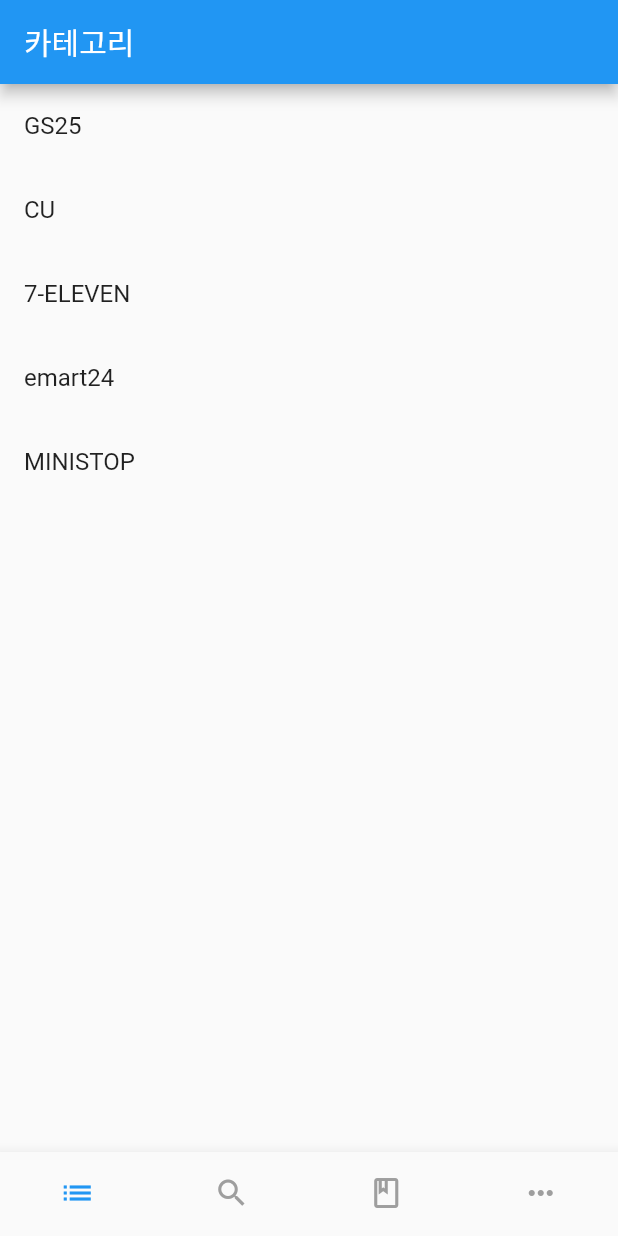
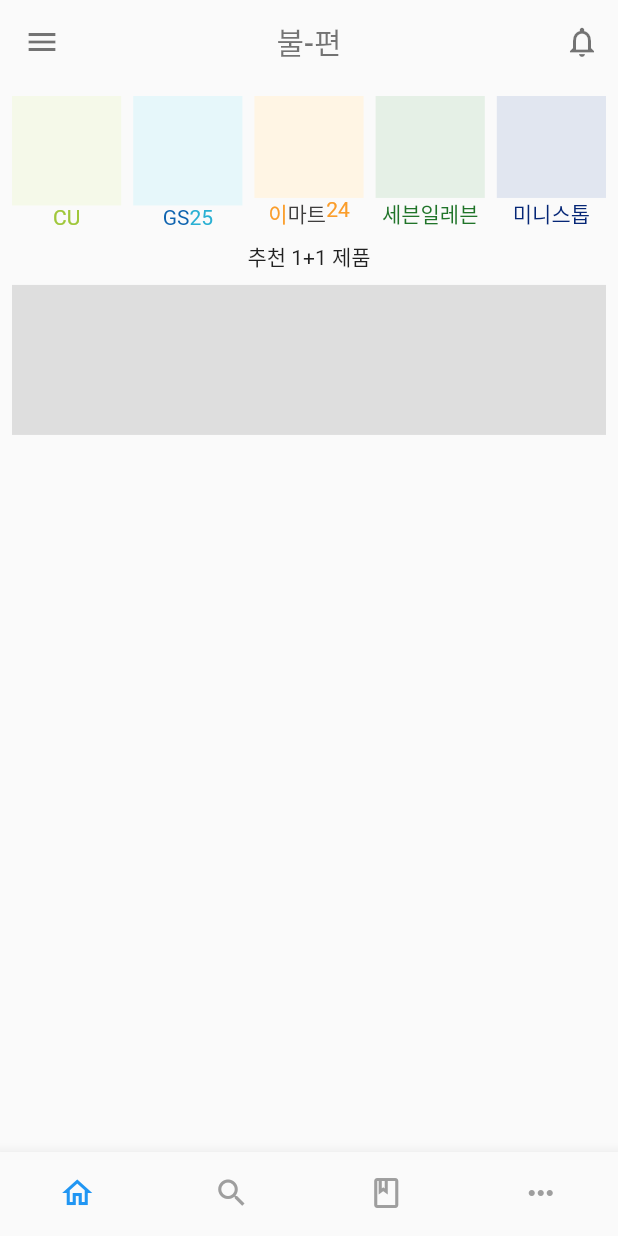
Before and after one commit to junhaesung/nplusone-client, a Flutter app: the screen it shows after launch, on a phone screen of 412 x 824 dp. Run offline on Flutter 3.47's test engine with Material 2 defaults, Android fonts, the phone set to English and light mode, and no system bars; our stand-ins replace firebase_analytics, firebase_auth, firebase_core, firebase_messaging, flutter_bloc, infinite_scroll_pagination and 1 more; accounts and stored records are empty; network calls fail.

Commit message:
feat: home layout 추가 (#13)
* feat: 첫페이지 category -> home 으로 이름 변경

* feat: home widget 추가

* feat: home icon 변경

* feat: 편의점 버튼 gridview 로 변경

```diff
--- /dev/null
+++ b/lib/view/appbar/nplusone_app_bar.dart
@@ -0,0 +1,45 @@
+import 'package:flutter/material.dart';
+
+class NplusoneAppBar {
+  static PreferredSizeWidget home() {
+    return _default();
+  }
+
+  static PreferredSizeWidget search() {
+    return _default();
+  }
+
+  static PreferredSizeWidget item() {
+    return _default();
+  }
+
+  static PreferredSizeWidget more() {
+    return _default();
+  }
+
+  static PreferredSizeWidget _default() {
+    return AppBar(
+      leading: const Icon(
+        Icons.menu,
+        color: Colors.black54,
+      ),
+      title: const Text(
+        '불-편',
+        style: TextStyle(color: Colors.black54),
+      ),
+      centerTitle: true,
+      actions: [
+        IconButton(
+          onPressed: () {},
+          icon: const Icon(
+            Icons.notifications_outlined,
+            color: Colors.black54,
+          ),
+        ),
+      ],
+      backgroundColor: Colors.transparent,
+      // Remove shadow
+      elevation: 0,
+    );
+  }
+}
--- a/lib/view/category_view.dart
+++ /dev/null
@@ -1,38 +0,0 @@
-import 'package:flutter/material.dart';
-import 'package:nplusone/domain/store_type.dart';
-import 'package:nplusone/view/item_list_view.dart';
-import 'package:nplusone/view/navigation/bottom_tab_bar.dart';
-
-class CategoryView extends StatelessWidget {
-  const CategoryView({Key? key}) : super(key: key);
-
-  @override
-  Widget build(BuildContext context) {
-    return Scaffold(
-      appBar: AppBar(
-        title: const Text('카테고리'),
-      ),
-      body: _getListView(),
-      bottomNavigationBar: const BottomTabBar(),
-    );
-  }
-
-  Widget _getListView() {
-    return ListView.builder(
-      itemCount: StoreType.values.length,
-      itemBuilder: (BuildContext context, int index) {
-        final storeType = StoreType.values[index];
-        return ListTile(
-          title: Text(storeType.getName()),
-          onTap: () {
-            Navigator.of(context).push(
-              MaterialPageRoute(builder: (context) => ItemListView(
-                storeType: storeType,
-              )),
-            );
-          },
-        );
-      },
-    );
-  }
-}
--- /dev/null
+++ b/lib/view/home_view.dart
@@ -0,0 +1,186 @@
+import 'package:flutter/material.dart';
+import 'package:nplusone/view/appbar/nplusone_app_bar.dart';
+import 'package:nplusone/view/navigation/bottom_tab_bar.dart';
+
+class HomeView extends StatelessWidget {
+  const HomeView({Key? key}) : super(key: key);
+
+  @override
+  Widget build(BuildContext context) {
+    return Scaffold(
+      appBar: NplusoneAppBar.home(),
+      body: _getBody(),
+      bottomNavigationBar: const BottomTabBar(),
+    );
+  }
+
+  Widget _getBody() {
+    return SingleChildScrollView(
+      child: Column(
+        children: [
+          _getStoreTabWidget(),
+          _getRecommendedItems(),
+          _getBannerWidget(),
+        ],
+      ),
+    );
+  }
+
+  Widget _getStoreTabWidget() {
+    final tabData = [
+      StoreTabData(
+        title: Row(
+          mainAxisAlignment: MainAxisAlignment.center,
+          crossAxisAlignment: CrossAxisAlignment.start,
+          children: const [
+            Text(
+              'CU',
+              style: TextStyle(
+                color: Color.fromRGBO(160, 199, 59, 1.0),
+                fontSize: 14,
+              ),
+            ),
+          ],
+        ),
+        color: const Color.fromRGBO(245, 249, 233, 1.0),
+      ),
+      StoreTabData(
+        title: Row(
+          mainAxisAlignment: MainAxisAlignment.center,
+          crossAxisAlignment: CrossAxisAlignment.start,
+          children: const [
+            Text(
+              'GS',
+              style: TextStyle(
+                color: Color.fromRGBO(14, 99, 175, 1.0),
+                fontSize: 14,
+              ),
+            ),
+            Text(
+              '25',
+              style: TextStyle(
+                color: Color.fromRGBO(42, 176, 211, 1.0),
+                fontSize: 14,
+              ),
+            ),
+          ],
+        ),
+        color: const Color.fromRGBO(230, 247, 250, 1.0),
+      ),
+      StoreTabData(
+        title: Row(
+          mainAxisAlignment: MainAxisAlignment.center,
+          crossAxisAlignment: CrossAxisAlignment.start,
+          children: const [
+            Text(
+              '이',
+              style: TextStyle(
+                fontSize: 14,
+                color: Color.fromRGBO(250, 157, 43, 1.0),
+              ),
+            ),
+            Text(
+              '마트',
+              style: TextStyle(
+                fontSize: 14,
+                color: Color.fromRGBO(62, 61, 61, 1.0),
+              ),
+            ),
+            Text(
+              '24',
+              style: TextStyle(
+                fontSize: 14,
+                color: Color.fromRGBO(250, 157, 43, 1.0),
+              ),
+            ),
+          ],
+        ),
+        color: const Color.fromRGBO(255, 245, 228, 1.0),
+      ),
+      StoreTabData(
+        title: Row(
+          mainAxisAlignment: MainAxisAlignment.center,
+          crossAxisAlignment: CrossAxisAlignment.start,
+          children: const [
+            Text(
+              '세븐일레븐',
+              style: TextStyle(
+                color: Color.fromRGBO(32, 116, 41, 1.0),
+                fontSize: 14,
+              ),
+            ),
+          ],
+        ),
+        color: const Color.fromRGBO(229, 240, 230, 1.0),
+      ),
+      StoreTabData(
+        title: Row(
+          mainAxisAlignment: MainAxisAlignment.center,
+          crossAxisAlignment: CrossAxisAlignment.start,
+          children: const [
+            Text(
+              '미니스톱',
+              style: TextStyle(
+                color: Color.fromRGBO(5, 38, 118, 1.0),
+                fontSize: 14,
+              ),
+            ),
+          ],
+        ),
+        color: const Color.fromRGBO(225, 230, 240, 1.0),
+      ),
+    ];
+    return Padding(
+      padding: const EdgeInsets.all(4.0),
+      child: GridView.count(
+        crossAxisCount: 5,
+        childAspectRatio: 10 / 12,
+        shrinkWrap: true,
+        children: tabData
+            .map((e) => Padding(
+                  padding: const EdgeInsets.all(4.0),
+                  child: Column(
+                    children: [
+                      Expanded(
+                        child: SizedBox(
+                          width: 100,
+                          height: 100,
+                          child: Container(
+                            color: e.color,
+                          ),
+                        ),
+                      ),
+                      e.title,
+                    ],
+                  ),
+                ))
+            .toList(),
+      ),
+    );
+  }
+
+  Widget _getRecommendedItems() {
+    return Column(
+      children: const [
+        Text('추천 1+1 제품'),
+      ],
+    );
+  }
+
+  Widget _getBannerWidget() {
+    return Padding(
+      padding: const EdgeInsets.all(8.0),
+      child: Container(
+        height: 100,
+        color: const Color.fromRGBO(222, 222, 222, 1.0),
+      ),
+    );
+  }
+}
+
+class StoreTabData {
+  Widget title;
+  Color color;
+
+  StoreTabData({required this.title, required this.color});
+}
--- a/lib/view/more_view.dart
+++ b/lib/view/more_view.dart
@@ -1,4 +1,5 @@
 import 'package:flutter/material.dart';
+import 'package:nplusone/view/appbar/nplusone_app_bar.dart';
 import 'package:nplusone/view/navigation/bottom_tab_bar.dart';
 
 class MoreView extends StatelessWidget {
@@ -7,9 +8,7 @@ class MoreView extends StatelessWidget {
   @override
   Widget build(BuildContext context) {
     return Scaffold(
-      appBar: AppBar(
-        title: const Text('더보기'),
-      ),
+      appBar: NplusoneAppBar.more(),
       body: Container(),
       bottomNavigationBar: const BottomTabBar(),
     );
--- a/lib/view/navigation/bottom_tab_bar.dart
+++ b/lib/view/navigation/bottom_tab_bar.dart
@@ -12,8 +12,8 @@ class BottomTabBar extends StatelessWidget {
         return BottomNavigationBar(
           items: const <BottomNavigationBarItem>[
             BottomNavigationBarItem(
-              icon: Icon(Icons.list),
-              label: 'Category',
+              icon: Icon(Icons.home_outlined),
+              label: 'Home',
             ),
             BottomNavigationBarItem(
               icon: Icon(Icons.search),
@@ -32,7 +32,7 @@ class BottomTabBar extends StatelessWidget {
           selectedItemColor: Colors.blue,
           onTap: (int index) {
             if (index == 0) {
-              context.read<TabPageCubit>().showCategoryPage();
+              context.read<TabPageCubit>().showHomePage();
             }
             if (index == 1) {
               context.read<TabPageCubit>().showSearchPage();
--- a/lib/view/navigation/tab_page_cubit.dart
+++ b/lib/view/navigation/tab_page_cubit.dart
@@ -1,30 +1,35 @@
+import 'package:firebase_analytics/firebase_analytics.dart';
 import 'package:flutter_bloc/flutter_bloc.dart';
 
 part 'tab_page_state.dart';
 
 class TabPageCubit extends Cubit<TabPageState> {
-  TabPageCubit() : super(TabPageState.category);
+  TabPageCubit() : super(TabPageState.home);
 
-  showCategoryPage() {
-    if (state != TabPageState.category) {
-      emit(TabPageState.category);
+  showHomePage() {
+    if (state != TabPageState.home) {
+      FirebaseAnalytics.instance.setCurrentScreen(screenName: 'Home');
+      emit(TabPageState.home);
     }
   }
 
   showSearchPage() {
     if (state != TabPageState.search) {
+      FirebaseAnalytics.instance.setCurrentScreen(screenName: 'Search');
       emit(TabPageState.search);
     }
   }
 
   showItemPage() {
     if (state != TabPageState.item) {
+      FirebaseAnalytics.instance.setCurrentScreen(screenName: 'Item');
       emit(TabPageState.item);
     }
   }
 
   showMorePage() {
     if (state != TabPageState.more) {
+      FirebaseAnalytics.instance.setCurrentScreen(screenName: 'More');
       emit(TabPageState.more);
     }
   }
--- a/lib/view/navigation/tab_page_navigator.dart
+++ b/lib/view/navigation/tab_page_navigator.dart
@@ -1,6 +1,6 @@
 import 'package:flutter/material.dart';
 import 'package:flutter_bloc/flutter_bloc.dart';
-import 'package:nplusone/view/category_view.dart';
+import 'package:nplusone/view/home_view.dart';
 import 'package:nplusone/view/more_view.dart';
 import 'package:nplusone/view/navigation/tab_page_cubit.dart';
 import 'package:nplusone/view/search_view.dart';
@@ -21,8 +21,7 @@ class TabPageNavigator extends StatelessWidget {
 
   List<Page<dynamic>> _getPages(TabPageState state) {
     return [
-      if (state == TabPageState.category)
-        const MaterialPage(child: CategoryView()),
+      if (state == TabPageState.home) const MaterialPage(child: HomeView()),
       if (state == TabPageState.search) const MaterialPage(child: SearchView()),
       if (state == TabPageState.item) const MaterialPage(child: ItemView()),
       if (state == TabPageState.more) const MaterialPage(child: MoreView()),
--- a/lib/view/navigation/tab_page_state.dart
+++ b/lib/view/navigation/tab_page_state.dart
@@ -1,7 +1,7 @@
 part of 'tab_page_cubit.dart';
 
 enum TabPageState {
-  category,
+  home,
   search,
   item,
   more,
```
Also changed, not shown: lib/view/item_view.dart (+2 -19 lines), lib/view/navigation_view.dart (deleted, +0 -88 lines), lib/view/search_view.dart (+2 -18 lines).
